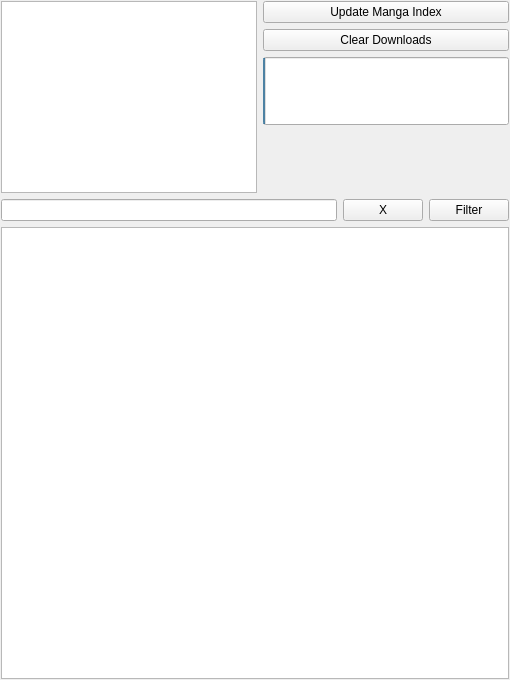
Qt form widgets/homewidget.ui (Rain92/UltimateMangaReader) before a commit.
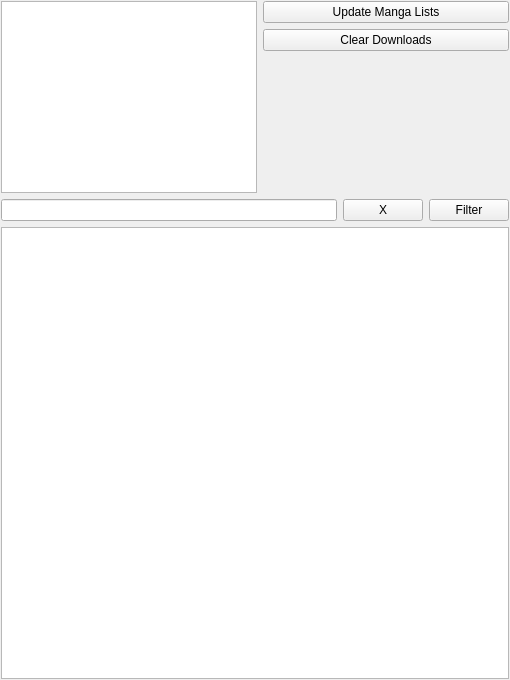
The same form after that commit.

Commit message: Add Manga Update dialog

The edit to the form file:
```diff
--- a/widgets/homewidget.ui
+++ b/widgets/homewidget.ui
@@ -50,7 +50,20 @@
        </property>
       </widget>
      </item>
-     <item row="0" column="0" rowspan="4">
+     <item row="0" column="1">
+      <widget class="QPushButton" name="pushButtonUpdate">
+       <property name="sizePolicy">
+        <sizepolicy hsizetype="Preferred" vsizetype="Fixed">
+         <horstretch>0</horstretch>
+         <verstretch>0</verstretch>
+        </sizepolicy>
+       </property>
+       <property name="text">
+        <string>Update Manga Lists</string>
+       </property>
+      </widget>
+     </item>
+     <item row="0" column="0" rowspan="3">
       <widget class="QListView" name="listViewSources">
        <property name="sizePolicy">
         <sizepolicy hsizetype="Preferred" vsizetype="Expanding">
@@ -63,36 +76,7 @@
        </property>
       </widget>
      </item>
-     <item row="0" column="1">
-      <widget class="QPushButton" name="pushButtonUpdate">
-       <property name="sizePolicy">
-        <sizepolicy hsizetype="Preferred" vsizetype="Fixed">
-         <horstretch>0</horstretch>
-         <verstretch>0</verstretch>
-        </sizepolicy>
-       </property>
-       <property name="text">
-        <string>Update Manga Index</string>
-       </property>
-      </widget>
-     </item>
      <item row="2" column="1">
-      <widget class="QProgressBar" name="progressBar">
-       <property name="sizePolicy">
-        <sizepolicy hsizetype="Preferred" vsizetype="Preferred">
-         <horstretch>0</horstretch>
-         <verstretch>0</verstretch>
-        </sizepolicy>
-       </property>
-       <property name="value">
-        <number>1</number>
-       </property>
-       <property name="textVisible">
-        <bool>false</bool>
-       </property>
-      </widget>
-     </item>
-     <item row="3" column="1">
       <spacer name="verticalSpacer_2">
        <property name="orientation">
         <enum>Qt::Vertical</enum>
```
The commit also changes 16 other files.
